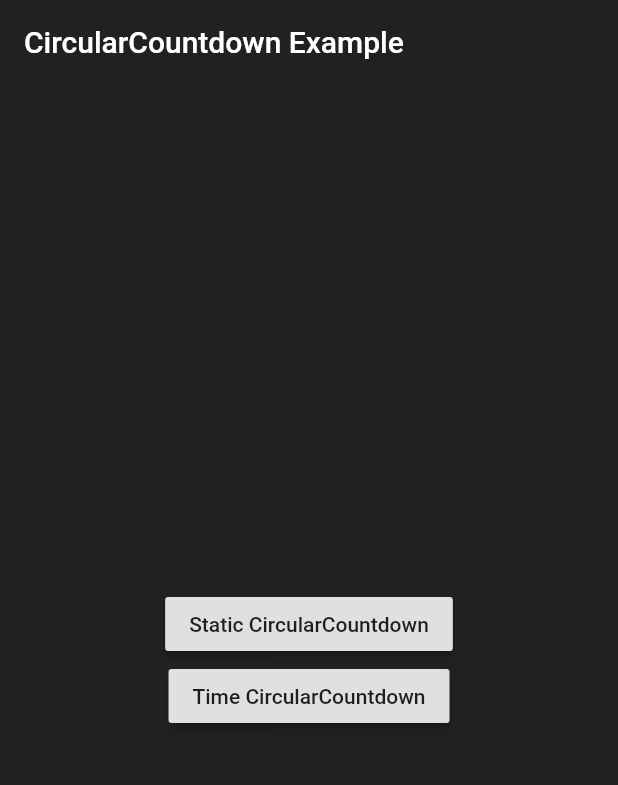
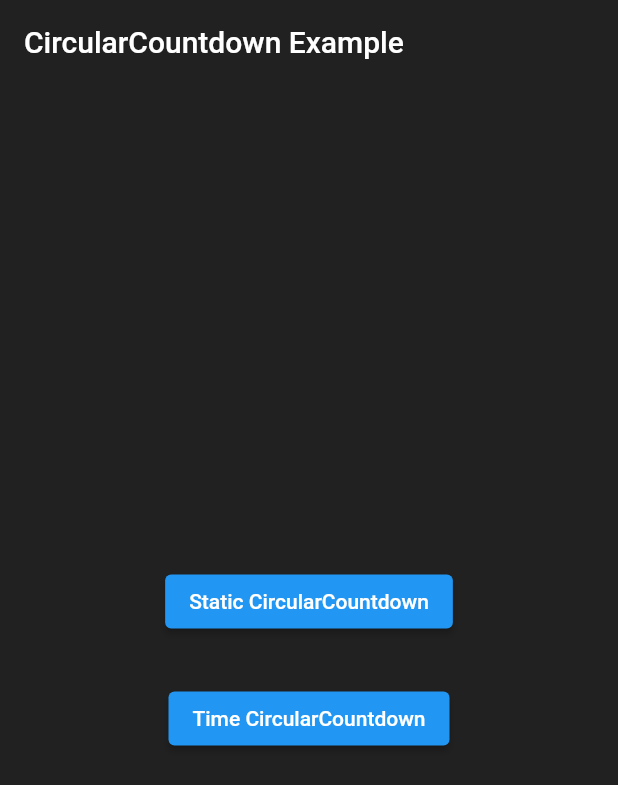
Before and after one commit to MattisBrizard/circular_countdown, a Flutter app: the screen it shows after launch, on a phone screen of 412 x 824 dp. Shown: the top 785 px of the screen. Run offline on Flutter 3.47's test engine with Material 2 defaults, Android fonts, the phone set to English and light mode, and no system bars; our stand-ins replace gap.

Commit message:
Clean code

```diff
--- a/analysis_options.yaml
+++ b/analysis_options.yaml
@@ -15,6 +15,7 @@ analyzer:
     - 'submodules/**'
     - 'lib/**/*.graphql.dart'
     - 'lib/**/*.g.dart'
+    - '**/example/**'
 linter:
   rules:
     # We prefer having parameters in the same order as fields https://github.com/flutter/flutter/issues/10219
--- a/example/lib/main.dart
+++ b/example/lib/main.dart
@@ -1,4 +1,5 @@
 import 'package:flutter/material.dart';
+import 'package:gap/gap.dart';
 
 import 'countdowns/static_countdown.dart';
 import 'countdowns/time_countdown.dart';
@@ -9,6 +10,7 @@ class MyApp extends StatelessWidget {
   const MyApp({
     Key key,
   }) : super(key: key);
+
   @override
   Widget build(BuildContext context) {
     return const MaterialApp(
@@ -37,7 +39,7 @@ class MyHomePage extends StatelessWidget {
         child: Column(
           mainAxisAlignment: MainAxisAlignment.center,
           children: <Widget>[
-            RaisedButton(
+            ElevatedButton(
               onPressed: () => Navigator.of(context).push(
                 MaterialPageRoute<StaticCountdownPage>(
                   builder: (context) => const StaticCountdownPage(),
@@ -45,7 +47,8 @@ class MyHomePage extends StatelessWidget {
               ),
               child: const Text('Static CircularCountdown'),
             ),
-            RaisedButton(
+            const Gap(30),
+            ElevatedButton(
               onPressed: () => Navigator.of(context).push(
                 MaterialPageRoute<TimeCountdownPage>(
                   builder: (context) => const TimeCountdownPage(),
--- a/lib/src/circular_countdown.dart
+++ b/lib/src/circular_countdown.dart
@@ -1,8 +1,7 @@
 import 'dart:math';
 
+import 'package:circular_countdown/src/painter.dart';
 import 'package:flutter/material.dart';
-
-import 'painter.dart';
 
 /// A circular countdown.
 ///
--- a/lib/src/time_circular_countdown.dart
+++ b/lib/src/time_circular_countdown.dart
@@ -5,6 +5,7 @@ import 'package:flutter/widgets.dart';
 
 import 'circular_countdown.dart';
 
+/// Signature for a function which takes the `unit` and the `remaining` countdown.
 typedef CountdownCallback = void Function(
   CountdownUnit unit,
   int remaining,
--- a/pubspec.yaml
+++ b/pubspec.yaml
@@ -1,5 +1,6 @@
 name: circular_countdown
-description: A package that represents a circular countdown that you can use for every kind of units (days, hours, seconds, points, ...).
+description: A package that represents a circular countdown that you can use for
+  every kind of units (days, hours, seconds, points, ...).
 version: 1.2.1
 homepage: https://github.com/MattisBrizard/circular_countdown
 
```
Also changed, not shown: example/pubspec.yaml (+2 -46 lines).
